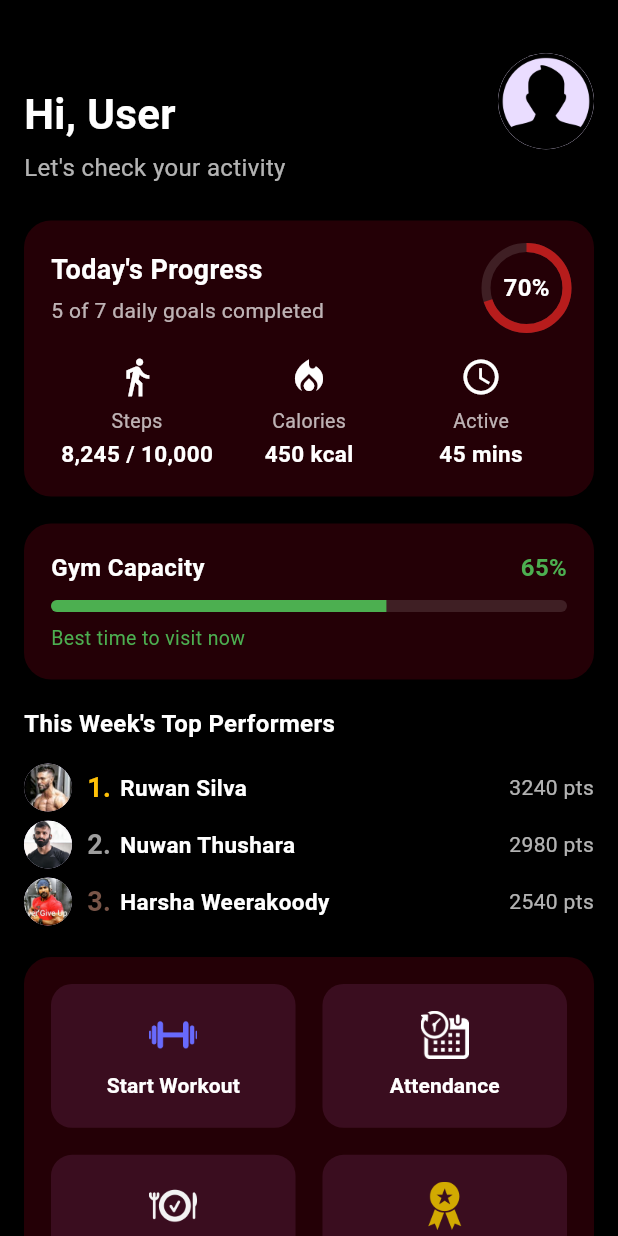
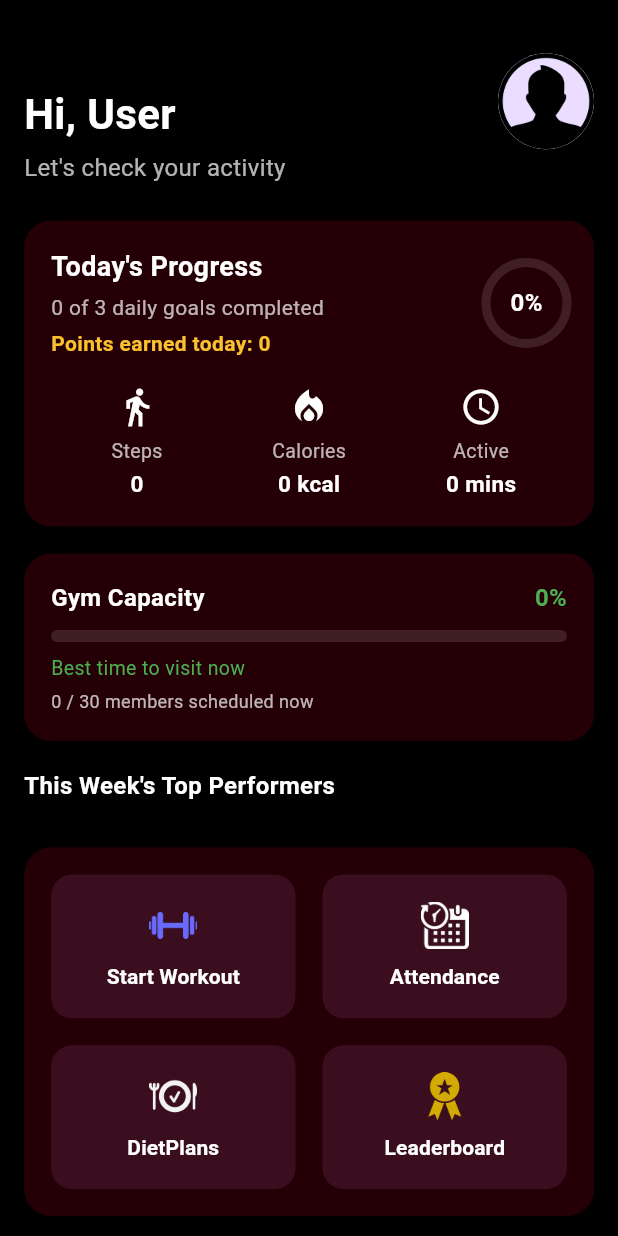
Before and after one commit to rishithamenush/xzo, a Flutter app: the HomeScreen screen opened directly, on a phone screen of 412 x 824 dp. Run offline on Flutter 3.47's test engine with Material 3 defaults, Android fonts, the phone set to English and light mode, and no system bars; our stand-ins replace auto_size_text, cloud_firestore, file_picker, firebase_auth, firebase_core, firebase_storage and 6 more; missing offline and left inert: crypt, flutter_pdfview, geocode; accounts and stored records are empty.

Commit message:
update all correctly

```diff
--- a/lib/core/services/gym_service.dart
+++ b/lib/core/services/gym_service.dart
@@ -686,4 +686,53 @@ class GymService {
       .doc(progressId)
       .delete();
   }
+
+  // Points logic
+  Future<void> incrementUserPoints(String userId, int points) async {
+    final userQuery = await _firestore.collection('users').where('id', isEqualTo: userId).get();
+    if (userQuery.docs.isEmpty) throw Exception('User with ID $userId not found');
+    final userDoc = userQuery.docs.first;
+    final docRef = _firestore.collection('users').doc(userDoc.id);
+    await _firestore.runTransaction((transaction) async {
+      final snapshot = await transaction.get(docRef);
+      final currentPoints = (snapshot.data()?['points'] ?? 0) as int;
+      transaction.update(docRef, {'points': currentPoints + points});
+    });
+  }
+
+  Future<int> getUserPoints(String userId) async {
+    final userQuery = await _firestore.collection('users').where('id', isEqualTo: userId).get();
+    if (userQuery.docs.isEmpty) return 0;
+    final userDoc = userQuery.docs.first;
+    final data = userDoc.data();
+    return (data['points'] ?? 0) as int;
+  }
+
+  Future<List<Map<String, dynamic>>> getWeeklyLeaderboard() async {
+    final now = DateTime.now();
+    final startOfWeek = now.subtract(Duration(days: now.weekday - 1));
+    final usersSnapshot = await _firestore.collection('users').get();
+    List<Map<String, dynamic>> leaderboard = [];
+    for (final userDoc in usersSnapshot.docs) {
+      final userId = userDoc['id'];
+      final name = userDoc['name'] ?? '';
+      int weeklyPoints = 0;
+      final schedulesSnapshot = await _firestore.collection('users').doc(userDoc.id).collection('workout_schedules').get();
+      for (final scheduleDoc in schedulesSnapshot.docs) {
+        final progressSnapshot = await _firestore.collection('users').doc(userDoc.id).collection('workout_schedules').doc(scheduleDoc.id).collection('progress').get();
+        for (final progressDoc in progressSnapshot.docs) {
+          final data = progressDoc.data();
+          if (data['status'] == 'completed') {
+            final date = (data['date'] as Timestamp).toDate();
+            if (date.isAfter(startOfWeek.subtract(const Duration(days: 1))) && date.isBefore(now.add(const Duration(days: 1)))) {
+              weeklyPoints += 10; // 10 points per completion
+            }
+          }
+        }
+      }
+      leaderboard.add({'userId': userId, 'name': name, 'points': weeklyPoints});
+    }
+    leaderboard.sort((a, b) => b['points'].compareTo(a['points']));
+    return leaderboard;
+  }
 }
--- a/lib/view/screens/home_screen_widgets/home_screen.dart
+++ b/lib/view/screens/home_screen_widgets/home_screen.dart
@@ -6,6 +6,10 @@ import 'package:turathi/core/data_layer.dart';
 import 'package:turathi/core/models/notification_model.dart';
 import 'package:turathi/view/view_layer.dart';
 import 'package:url_launcher/url_launcher.dart';
+import 'package:firebase_auth/firebase_auth.dart';
+import 'package:turathi/core/services/gym_service.dart';
+import 'package:turathi/core/models/workout_progress_model.dart';
+import 'package:intl/intl.dart';
 
 //user home page includes popular places,events,notifications and, actions such as:adding place,navigate through the app
 class HomeScreen extends StatefulWidget {
@@ -21,10 +25,28 @@ class _HomeScreenState extends State<HomeScreen> {
   UserService userService = UserService();
   String _greeting = '';
 
+  final GymService _gymService = GymService();
+  final FirebaseAuth _auth = FirebaseAuth.instance;
+  int _todayCompleted = 0;
+  int _todayPoints = 0;
+  int _todayGoal = 3; // You can set this as needed
+  double _todayPercent = 0.0;
+  List<Map<String, dynamic>> _leaderboard = [];
+  bool _loadingProgress = true;
+  int _todaySteps = 0;
+  int _todayCalories = 0;
+  int _todayActiveMinutes = 0;
+  double _gymCapacityPercent = 0.0;
+  int _gymCapacityCount = 0;
+  int _maxCapacity = 30; // Set your gym's max capacity here
+
   @override
   void initState() {
     super.initState();
     _setGreeting();
+    _loadProgressData();
+    _loadLeaderboard();
+    _loadGymCapacity();
   }
 
   void _setGreeting() {
@@ -40,6 +62,84 @@ class _HomeScreenState extends State<HomeScreen> {
     } else {
       setState(() {
         _greeting = 'Good Evening';
+      });
+    }
+  }
+
+  Future<void> _loadProgressData() async {
+    setState(() => _loadingProgress = true);
+    try {
+      final userId = _auth.currentUser?.uid;
+      if (userId == null) return;
+      // Fetch all schedules
+      final schedules = await _gymService.getMemberWorkoutSchedules(userId);
+      // Fetch all progress for today
+      int completed = 0;
+      int totalSteps = 0;
+      int totalCalories = 0;
+      int totalActiveMinutes = 0;
+      for (final schedule in schedules) {
+        final progressList = await _gymService.getWorkoutProgressList(userId, schedule.id!);
+        final completedToday = progressList.where((p) =>
+          p.status == 'completed' && DateUtils.isSameDay(p.date, DateTime.now())).toList();
+        completed += completedToday.length;
+        for (final p in completedToday) {
+          final duration = schedule.endTime.difference(schedule.startTime).inMinutes;
+          totalActiveMinutes += duration;
+          // Estimate steps and calories (customize as needed)
+          totalSteps += (duration * 70); // e.g., 70 steps per minute
+          totalCalories += (duration * 6); // e.g., 6 kcal per minute
+        }
+      }
+      final points = await _gymService.getUserPoints(userId);
+      setState(() {
+        _todayCompleted = completed;
+        _todayPoints = completed * 10;
+        _todayPercent = _todayGoal > 0 ? (completed / _todayGoal).clamp(0, 1) : 0.0;
+        _todaySteps = totalSteps;
+        _todayCalories = totalCalories;
+        _todayActiveMinutes = totalActiveMinutes;
+        _loadingProgress = false;
+      });
+    } catch (e) {
+      setState(() => _loadingProgress = false);
+    }
+  }
+
+  Future<void> _loadLeaderboard() async {
+    final leaderboard = await _gymService.getWeeklyLeaderboard();
+    setState(() {
+      _leaderboard = leaderboard.take(3).toList();
+    });
+  }
+
+  Future<void> _loadGymCapacity() async {
+    try {
+      final members = await _gymService.getMembers();
+      int count = 0;
+      final now = DateTime.now();
+      final todayName = DateFormat('EEEE').format(now);
+      for (final member in members) {
+        final schedules = await _gymService.getMemberWorkoutSchedules(member.id!);
+        for (final schedule in schedules) {
+          if (schedule.isActive && schedule.daysOfWeek.contains(todayName)) {
+            final start = DateTime(now.year, now.month, now.day, schedule.startTime.hour, schedule.startTime.minute);
+            final end = DateTime(now.year, now.month, now.day, schedule.endTime.hour, schedule.endTime.minute);
+            if (now.isAfter(start) && now.isBefore(end)) {
+              count++;
+              break; // Only count each member once
+            }
+          }
+        }
+      }
+      setState(() {
+        _gymCapacityCount = count;
+        _gymCapacityPercent = (_maxCapacity > 0) ? (count / _maxCapacity).clamp(0, 1) : 0.0;
+      });
+    } catch (e) {
+      setState(() {
+        _gymCapacityCount = 0;
+        _gymCapacityPercent = 0.0;
       });
     }
   }
@@ -105,7 +205,9 @@ class _HomeScreenState extends State<HomeScreen> {
                 color: Color(0xFF240006),
                 borderRadius: BorderRadius.circular(18),
               ),
-              child: Column(
+              child: _loadingProgress
+                  ? Center(child: CircularProgressIndicator(color: Colors.yellow))
+                  : Column(
                       crossAxisAlignment: CrossAxisAlignment.start,
                       children: [
                         // Progress row
@@ -117,7 +219,9 @@ class _HomeScreenState extends State<HomeScreen> {
                                 children: [
                                   Text("Today's Progress", style: TextStyle(color: Colors.white, fontWeight: FontWeight.bold, fontSize: 18)),
                                   SizedBox(height: 4),
-                            Text("5 of 7 daily goals completed", style: TextStyle(color: Colors.white70, fontSize: 14)),
+                                  Text("$_todayCompleted of $_todayGoal daily goals completed", style: TextStyle(color: Colors.white70, fontSize: 14)),
+                                  SizedBox(height: 4),
+                                  Text("Points earned today: $_todayPoints", style: TextStyle(color: Colors.yellow[700], fontSize: 14, fontWeight: FontWeight.bold)),
                                 ],
                               ),
                             ),
@@ -128,25 +232,25 @@ class _HomeScreenState extends State<HomeScreen> {
                                   width: 54,
                                   height: 54,
                                   child: CircularProgressIndicator(
-                              value: 0.7,
+                                    value: _todayPercent,
                                     strokeWidth: 6,
                                     backgroundColor: Colors.white12,
                                     valueColor: AlwaysStoppedAnimation<Color>(Color(0xFFB71C1C)),
                                   ),
                                 ),
-                          Text("70%", style: TextStyle(color: Colors.white, fontWeight: FontWeight.bold, fontSize: 16)),
+                                Text("${(_todayPercent * 100).round()}%", style: TextStyle(color: Colors.white, fontWeight: FontWeight.bold, fontSize: 16)),
                               ],
                             ),
                           ],
                         ),
                         SizedBox(height: 18),
-                  // Stats row
+                        // Stats row (optional, can be replaced with real stats if available)
                         Row(
                           mainAxisAlignment: MainAxisAlignment.spaceBetween,
                           children: [
-                      _progressStat(Icons.directions_walk, "Steps", "8,245 / 10,000"),
-                      _progressStat(Icons.local_fire_department, "Calories", "450 kcal"),
-                      _progressStat(Icons.access_time, "Active", "45 mins"),
+                            _progressStat(Icons.directions_walk, "Steps", "${_todaySteps.toString()}"),
+                            _progressStat(Icons.local_fire_department, "Calories", "${_todayCalories.toString()} kcal"),
+                            _progressStat(Icons.access_time, "Active", "${_todayActiveMinutes.toString()} mins"),
                           ],
                         ),
                       ],
@@ -169,21 +273,23 @@ class _HomeScreenState extends State<HomeScreen> {
                     children: [
                       Text("Gym Capacity", style: TextStyle(color: Colors.white, fontWeight: FontWeight.bold, fontSize: 16)),
                       Spacer(),
-                      Text("65%", style: TextStyle(color: Colors.green, fontWeight: FontWeight.bold, fontSize: 16)),
+                      Text("${(_gymCapacityPercent * 100).round()}%", style: TextStyle(color: _gymCapacityPercent < 0.8 ? Colors.green : Colors.red, fontWeight: FontWeight.bold, fontSize: 16)),
                     ],
                   ),
                   SizedBox(height: 10),
                   ClipRRect(
                     borderRadius: BorderRadius.circular(6),
                     child: LinearProgressIndicator(
-                      value: 0.65,
+                      value: _gymCapacityPercent,
                       minHeight: 8,
                       backgroundColor: Colors.white12,
-                      valueColor: AlwaysStoppedAnimation<Color>(Colors.green),
+                      valueColor: AlwaysStoppedAnimation<Color>(_gymCapacityPercent < 0.8 ? Colors.green : Colors.red),
                     ),
                   ),
                   SizedBox(height: 8),
-                  Text("Best time to visit now", style: TextStyle(color: Colors.green, fontSize: 13)),
+                  Text(_gymCapacityPercent < 0.8 ? "Best time to visit now" : "Gym is busy now", style: TextStyle(color: _gymCapacityPercent < 0.8 ? Colors.green : Colors.red, fontSize: 13)),
+                  SizedBox(height: 4),
+                  Text("$_gymCapacityCount / $_maxCapacity members scheduled now", style: TextStyle(color: Colors.white70, fontSize: 12)),
                 ],
               ),
             ),
@@ -192,9 +298,11 @@ class _HomeScreenState extends State<HomeScreen> {
             // Top Performers
             Text("This Week's Top Performers", style: TextStyle(color: Colors.white, fontWeight: FontWeight.bold, fontSize: 16)),
             SizedBox(height: 12),
-            _topPerformer(1, "Ruwan Silva", "assets/images/img_png/user1.png", 3240),
-            _topPerformer(2, "Nuwan Thushara", "assets/images/img_png/user2.png", 2980),
-            _topPerformer(3, "Harsha Weerakoody", "assets/images/img_png/user3.png", 2540),
+            ..._leaderboard.asMap().entries.map((entry) {
+              final rank = entry.key + 1;
+              final user = entry.value;
+              return _topPerformer(rank, user['name'] ?? 'User', "assets/images/img_png/user$rank.png", user['points'] ?? 0);
+            }).toList(),
             SizedBox(height: 18),
 
             // 2x2 Grid of Action Buttons
--- a/lib/view/screens/schedule_screen.dart
+++ b/lib/view/screens/schedule_screen.dart
@@ -374,6 +374,7 @@ class _ScheduleScreenState extends State<ScheduleScreen> {
                 notes: notesController.text.trim(),
               );
               await _gymService.addWorkoutProgress(userId, schedule.id!, progress);
+              await _gymService.incrementUserPoints(userId, 10);
               if (mounted) {
                 Navigator.pop(context);
                 ScaffoldMessenger.of(context).showSnackBar(
```
Lines whose indentation alone changed are shown as unchanged.
